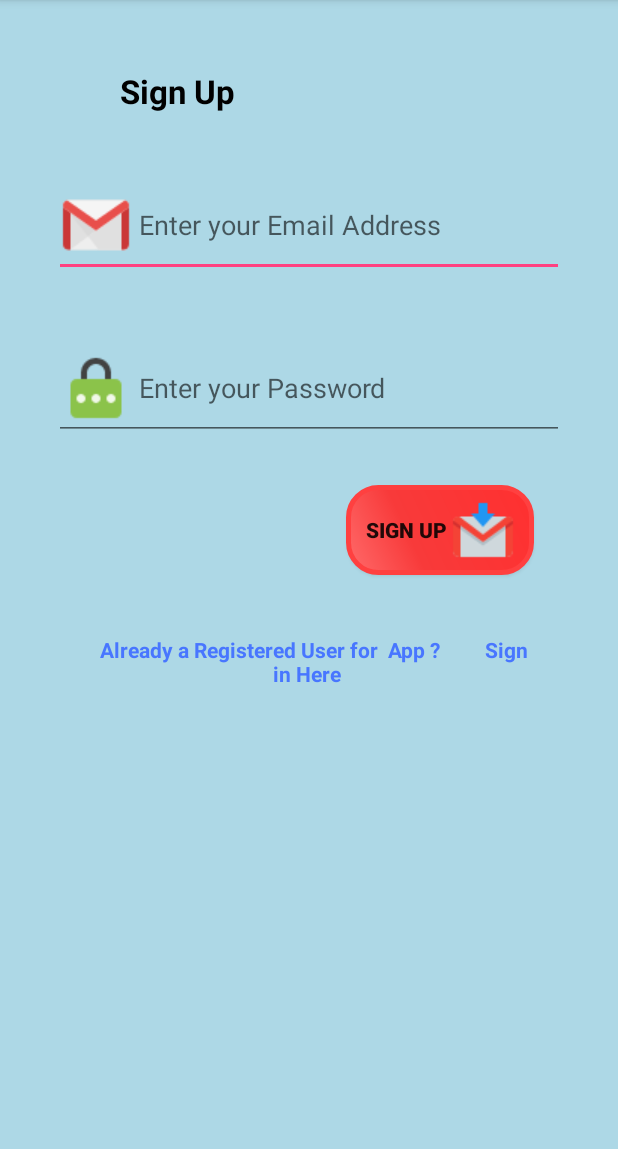
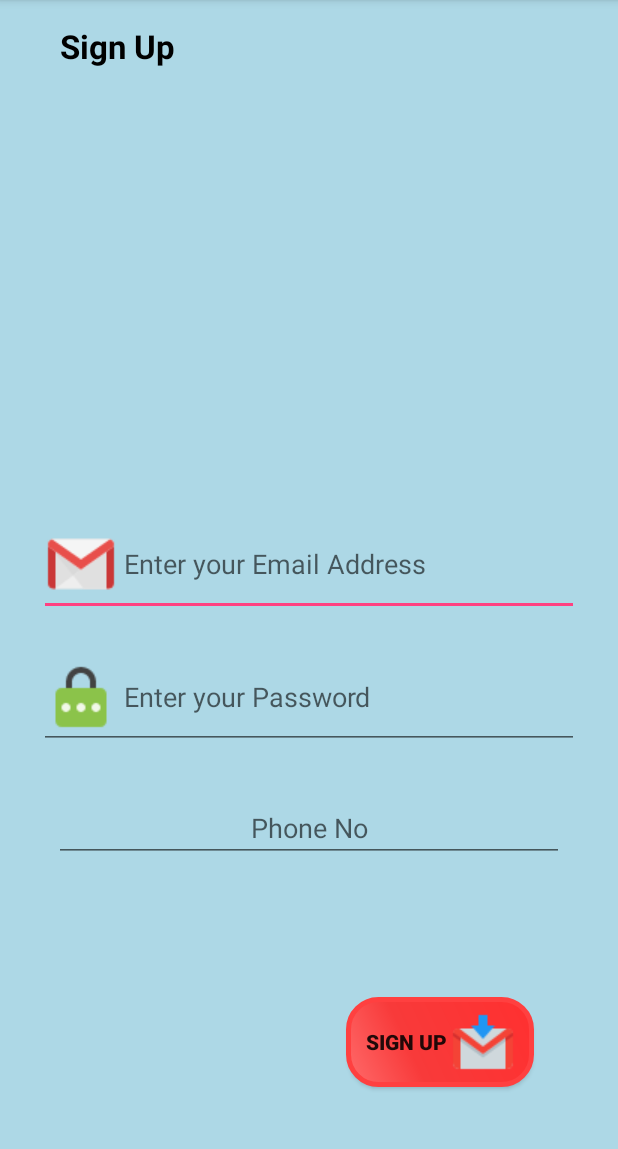
Before and after one commit to shehaniperera/App, an Android app: the MainActivity screen opened directly, with no data from a screen before it, on a phone screen of 412 x 824 dp, the part 84-1233 px from its top. Run offline under Robolectric (Android 15) with nearby library versions, the phone set to English and light mode, and no system bars; our stand-ins replace Firebase (no records; nobody signed in at launch, a user with empty details on screens opened directly).

```diff
--- a/app/src/main/res/layout/activity_main.xml
+++ b/app/src/main/res/layout/activity_main.xml
@@ -12,29 +12,29 @@
 
 <TextView
     android:layout_width="130dp"
-    android:layout_marginLeft="40dp"
     android:layout_height="wrap_content"
     android:text="Sign Up "
     android:textAlignment="center"
-    android:layout_marginTop="30dp"
     android:textStyle="bold"
     android:id="@+id/textView"
     android:textSize="22dp"
-    android:textColor="#000000" />
+    android:textColor="#000000"
+    android:layout_alignParentTop="true"
+    android:layout_alignParentLeft="true"
+    android:layout_alignParentStart="true" />
 
 <LinearLayout
     android:orientation="vertical"
     android:layout_width="match_parent"
     android:layout_height="420dp"
-    android:layout_alignParentTop="true"
-    android:layout_alignParentStart="true"
-    android:layout_marginTop="80dp"
-    android:layout_alignParentEnd="true"
     android:id="@+id/linearLayout"
-    android:weightSum="1">
+    android:weightSum="1"
+    android:layout_alignParentBottom="true"
+    android:layout_alignParentLeft="true"
+    android:layout_alignParentStart="true">
 
     <EditText
-        android:layout_margin="20dp"
+        android:layout_margin="10dp"
         android:hint=" Enter your Email Address "
         android:id="@+id/editTextEmail"
         android:layout_width="match_parent"
@@ -42,7 +42,7 @@
         android:layout_height="wrap_content" />
 
     <EditText
-        android:layout_margin="20dp"
+        android:layout_margin="10dp"
         android:hint=" Enter your Password  "
         android:inputType="textPassword"
         android:id="@+id/editTextPassword"
@@ -50,6 +50,13 @@
         android:layout_marginTop="10dp"
         android:layout_width="match_parent"
         android:layout_height="wrap_content" />
+    <EditText
+        android:layout_width="match_parent"
+        android:layout_height="wrap_content"
+        android:id="@+id/no"
+        android:hint="Phone No"
+        android:layout_margin="20dp"
+        android:textAlignment="center"/>
     <Button
         android:id="@+id/btnSignup"
         android:text=" SIGN UP"
@@ -59,7 +66,7 @@
         android:drawableRight="@drawable/gmaillogin"
         android:layout_width="wrap_content"
         android:layout_height="60dp"
-        android:layout_marginTop="10dp"
+        android:layout_marginTop="70dp"
         android:layout_marginRight="40dp"
         android:background="@drawable/buttonshape"
         android:layout_gravity="right" />
@@ -68,13 +75,13 @@
         android:id="@+id/txtsignIn"
         android:textAlignment="center"
         android:textStyle="bold"
-        android:layout_margin="40dp"
-        android:layout_marginTop="10dp"
+        android:layout_margin="60dp"
+        android:layout_marginTop="40dp"
         android:layout_marginBottom="20dp"
         android:text="  Already a Registered User for  App ?
         Sign in Here "
-        android:layout_width="match_parent"
-        android:layout_height="50dp"
+        android:layout_width="246dp"
+        android:layout_height="71dp"
         android:paddingBottom="10dp"
         android:textColor="#4876FF" />
 </LinearLayout>
```
Also changed, not shown: app/src/main/java/com/example/shehani/app/UserDetails.java (+14 -0 lines), app/src/main/res/layout/activity_user_details.xml (+18 -0 lines).
